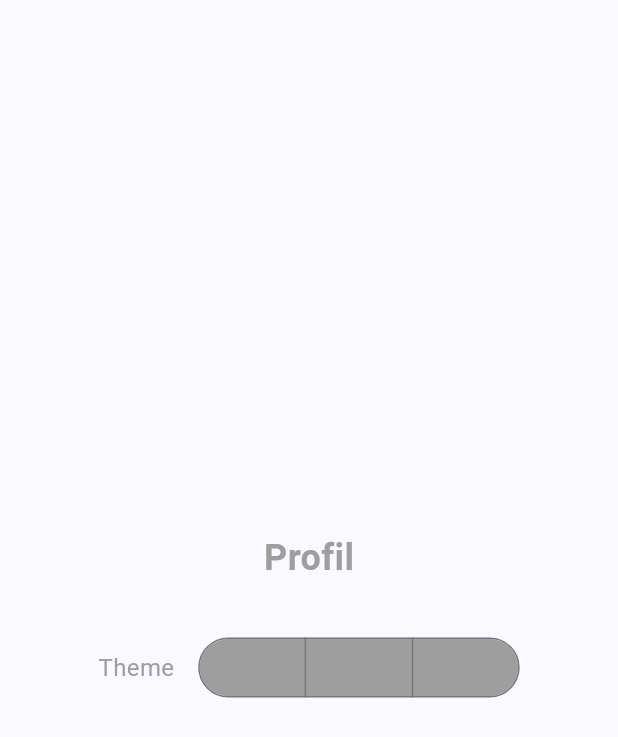
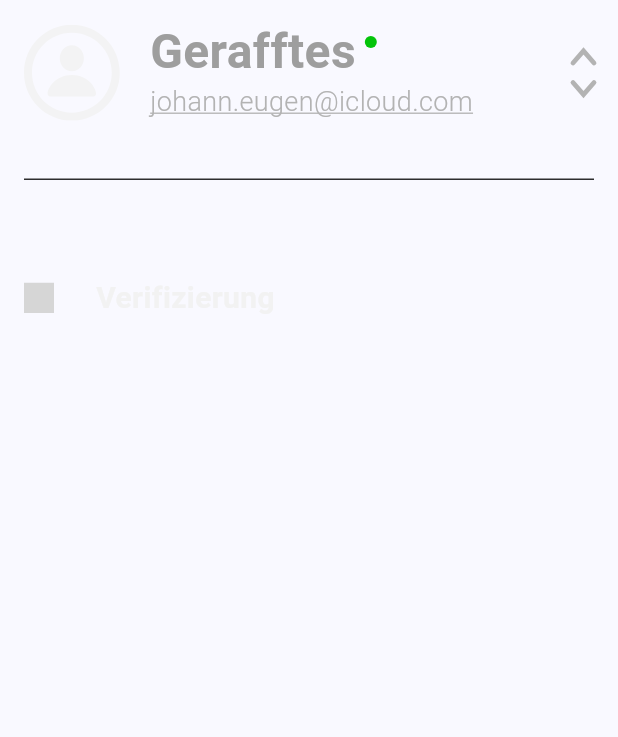
Before and after one commit to Gerafftes/Nawly, a Flutter app: the ProfileTabContent widget shown alone on an empty page, opened directly with empty values, on a phone screen of 412 x 824 dp. Shown: the top 737 px of the screen. Run offline on Flutter 3.47's test engine with Material 3 defaults, Android fonts, the phone set to English and light mode, and no system bars; our stand-ins replace flutter_svg, sensors_plus, shared_preferences; missing offline and left inert: liquid_glass_renderer; accounts and stored records are empty; grey boxes are pictures that could not be loaded.

Commit message:
Initial commit: Flutter app

```diff
--- a/lib/pages/profile_tab.dart
+++ b/lib/pages/profile_tab.dart
@@ -1,66 +1,137 @@
 import 'package:flutter/material.dart';
+import '../services/sf_symbol_helper.dart';
 
 class ProfileTabContent extends StatelessWidget {
   final Color textColor;
-  final Color cardColor;
-  final String themeMode;
-  final Function(String) onThemeChanged;
 
   const ProfileTabContent({
     super.key,
     required this.textColor,
-    required this.cardColor,
-    required this.themeMode,
-    required this.onThemeChanged,
   });
 
   @override
   Widget build(BuildContext context) {
-    return Center(
+    final EdgeInsets viewPadding = MediaQuery.of(context).padding;
+
+    return Padding(
+      padding: EdgeInsets.only(
+        top: viewPadding.top + 16,
+        bottom: 32,
+        left: 16,
+        right: 16,
+      ),
       child: Column(
-        mainAxisAlignment: MainAxisAlignment.center,
+        crossAxisAlignment: CrossAxisAlignment.start,
         children: [
-          Text(
-            'Profil',
-            style: TextStyle(
-              color: textColor,
-              fontSize: 24,
-              fontWeight: FontWeight.bold,
-            ),
+          Row(
+            crossAxisAlignment: CrossAxisAlignment.start,
+            children: [
+              SizedBox(
+                height: 65,
+                child: SFSymbolHelper.getIcon(
+                  iconPath: 'assets/icons/person.circle.svg',
+                  width: 65,
+                  height: 65,
+                  color: const Color(0xFFF2F2F2),
+                ),
+              ),
+              const SizedBox(width: 19),
+              Expanded(
+                child: SizedBox(
+                  height: 65,
+                  child: Stack(
+                    children: [
+                      Align(
+                        alignment: Alignment.topLeft,
+                        child: Padding(
+                          padding: const EdgeInsets.only(top: 2),
+                          child: Row(
+                            crossAxisAlignment: CrossAxisAlignment.start,
+                            children: [
+                              Text(
+                                'Gerafftes',
+                                style: TextStyle(
+                                  color: textColor,
+                                  fontSize: 32,
+                                  fontWeight: FontWeight.bold,
+                                  height: 1.0,
+                                ),
+                              ),
+                              const SizedBox(width: 6),
+                              Container(
+                                width: 8,
+                                height: 8,
+                                margin: const EdgeInsets.only(top: 6),
+                                decoration: const BoxDecoration(
+                                  color: Color(0xFF04C40A),
+                                  shape: BoxShape.circle,
+                                ),
+                              ),
+                            ],
+                          ),
+                        ),
+                      ),
+                      Positioned(
+                        left: 0,
+                        bottom: 4,
+                        child: Text(
+                          'johann.eugen@icloud.com',
+                          style: const TextStyle(
+                            color: Color(0xFFB3B3B3),
+                            fontSize: 18,
+                            fontWeight: FontWeight.w300,
+                            height: 1.0,
+                            decoration: TextDecoration.underline,
+                            decorationColor: Color(0xFFB3B3B3),
+                          ),
+                        ),
+                      ),
+                    ],
+                  ),
+                ),
+              ),
+              const SizedBox(width: 10),
+              SizedBox(
+                height: 65,
+                child: Column(
+                  mainAxisAlignment: MainAxisAlignment.center,
+                  children: [
+                    _ArrowIcon(color: const Color(0xFFB3B3B3), size: const Size(14, 8), strokeWidth: 3.2),
+                    const SizedBox(height: 13),
+                    _ArrowIcon(
+                      color: const Color(0xFFB3B3B3),
+                      up: false,
+                      size: const Size(14, 8),
+                      strokeWidth: 3.2,
+                    ),
+                  ],
+                ),
+              ),
+            ],
           ),
-          const SizedBox(height: 32),
+          const SizedBox(height: 38),
+          Container(
+            width: double.infinity,
+            height: 1,
+            color: const Color(0xFF2E2E2E),
+          ),
+          const SizedBox(height: 64),
           Row(
-            mainAxisAlignment: MainAxisAlignment.center,
+            crossAxisAlignment: CrossAxisAlignment.center,
             children: [
-              Text('Theme', style: TextStyle(color: textColor, fontSize: 16)),
-              const SizedBox(width: 16),
-              SegmentedButton<String>(
-                segments: const [
-                  ButtonSegment<String>(value: 'light', label: Text('Light')),
-                  ButtonSegment<String>(value: 'auto', label: Text('System')),
-                  ButtonSegment<String>(value: 'dark', label: Text('Dark')),
-                ],
-                selected: {themeMode},
-                onSelectionChanged: (Set<String> newSelection) {
-                  onThemeChanged(newSelection.first);
-                },
-                style: ButtonStyle(
-                  backgroundColor: WidgetStateProperty.resolveWith<Color>((
-                    Set<WidgetState> states,
-                  ) {
-                    if (states.contains(WidgetState.selected)) {
-                      return const Color(0xFF007AFF);
-                    }
-                    return cardColor;
-                  }),
-                  foregroundColor: WidgetStateProperty.resolveWith<Color>((
-                    Set<WidgetState> states,
-                  ) {
-                    if (states.contains(WidgetState.selected)) {
-                      return Colors.white;
-                    }
-                    return textColor;
-                  }),
+              SFSymbolHelper.getIcon(
+                iconPath: 'assets/icons/checkmark.seal.fill.svg',
+                width: 20,
+                height: 20,
+                color: const Color(0xFFF2F2F2),
+              ),
+              const SizedBox(width: 28),
+              const Text(
+                'Verifizierung',
+                style: TextStyle(
+                  color: Color(0xFFF2F2F2),
+                  fontSize: 20,
+                  fontWeight: FontWeight.w600,
                 ),
               ),
             ],
@@ -70,3 +141,58 @@ class ProfileTabContent extends StatelessWidget {
     );
   }
 }
+
+class _ArrowIcon extends StatelessWidget {
+  final Color color;
+  final bool up;
+  final Size size;
+  final double strokeWidth;
+
+  const _ArrowIcon({
+    required this.color,
+    this.up = true,
+    this.size = const Size(18, 10),
+    this.strokeWidth = 2.5,
+  });
+
+  @override
+  Widget build(BuildContext context) {
+    return CustomPaint(
+      size: size,
+      painter: _ChevronPainter(color: color, up: up, strokeWidth: strokeWidth),
+    );
+  }
+}
+
+class _ChevronPainter extends CustomPainter {
+  final Color color;
+  final bool up;
+  final double strokeWidth;
+
+  _ChevronPainter({required this.color, required this.up, required this.strokeWidth});
+
+  @override
+  void paint(Canvas canvas, Size size) {
+    final Paint paint = Paint()
+      ..color = color
+      ..strokeWidth = strokeWidth
+      ..style = PaintingStyle.stroke
+      ..strokeCap = StrokeCap.round;
+
+    final Path path = Path();
+    if (up) {
+      path.moveTo(0, size.height);
+      path.lineTo(size.width / 2, 0);
+      path.lineTo(size.width, size.height);
+    } else {
+      path.moveTo(0, 0);
+      path.lineTo(size.width / 2, size.height);
+      path.lineTo(size.width, 0);
+    }
+
+    canvas.drawPath(path, paint);
+  }
+
+  @override
+  bool shouldRepaint(covariant CustomPainter oldDelegate) => false;
+}
--- a/pubspec.yaml
+++ b/pubspec.yaml
@@ -30,6 +30,7 @@ flutter:
     - assets/icons/plus.svg
     - assets/icons/headset.svg
     - assets/icons/list.bullet.rectangle.portrait.fill.svg
+    - assets/icons/person.circle.svg
     - assets/icons/logo.png
     - assets/icons/branding.png
     - assets/icons/verified.svg
```
